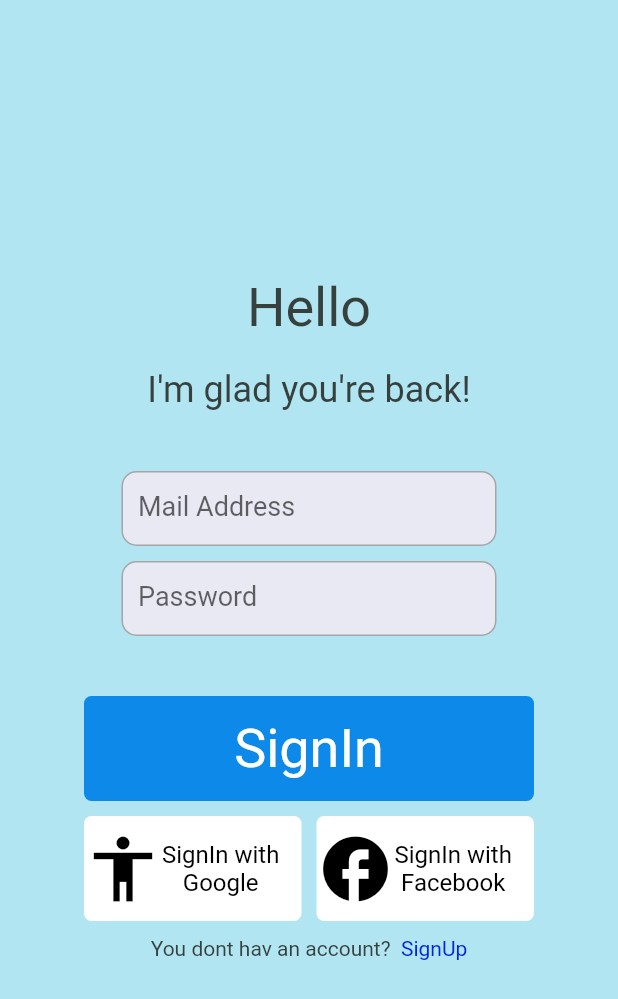
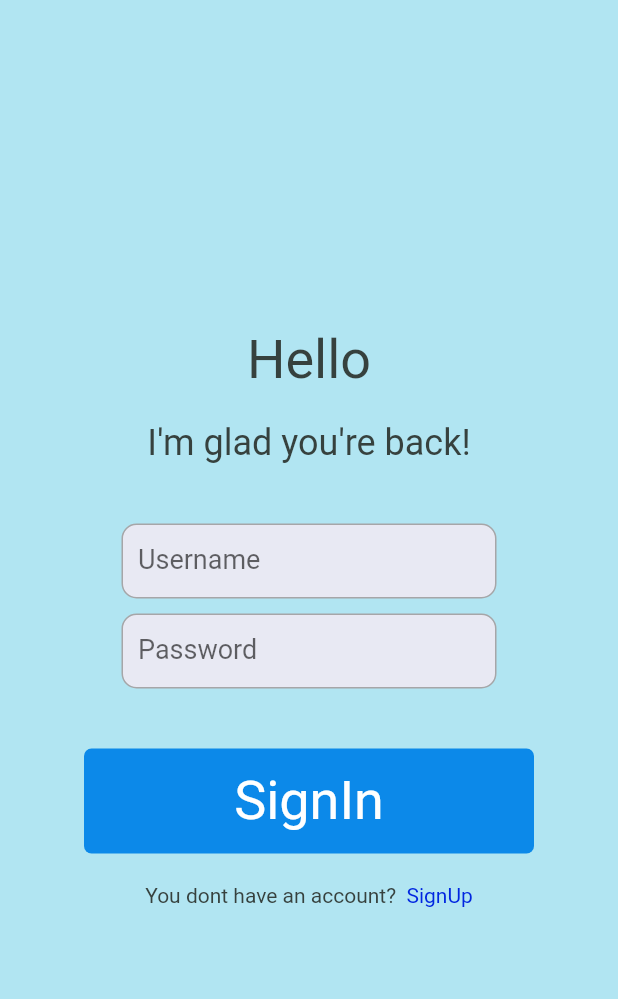
Before and after one commit to jotalevi/StickLib_mobile, a Flutter app: the screen it shows after launch, after a tap on "Already have an account?", on a phone screen of 412 x 824 dp. Shown: the top 999 px of the screen. Run offline on Flutter 3.47's test engine with Material 2 defaults, Android fonts, the phone set to English and light mode, and no system bars; statements that could not run were skipped.

Commit message:
fixing stuff

```diff
--- a/lib/classes/sessions.dart
+++ b/lib/classes/sessions.dart
@@ -1,5 +1,11 @@
 class Sessions {
   static bool darkMode = false;
+
+  static String mail = "";
+  static String pass = "";
+  static String acts = "";
+  static String user = "";
+
   static void load() {}
   static bool hasAccount() {
     return false;
--- a/lib/main.dart
+++ b/lib/main.dart
@@ -17,6 +17,7 @@ void main() {
       '/profile': (context) => const SlProfilePage(),
       '/creator': (context) => const SlCreatorPage(),
       '/pack': (context) => const SlPackPage(),
+      '/loadLogin': (context) => const SlLoadingLoginPage(),
     },
   ));
 }
--- a/lib/widgets/sl_session_create.dart
+++ b/lib/widgets/sl_session_create.dart
@@ -1,6 +1,7 @@
 import 'package:flutter/material.dart';
 import 'package:flutter/widgets.dart';
 import 'package:stick_lib/classes/constants.dart';
+import 'package:stick_lib/classes/sessions.dart';
 
 class SlSessionCreateWidget extends StatefulWidget {
   const SlSessionCreateWidget({
@@ -14,6 +15,19 @@ class SlSessionCreateWidget extends StatefulWidget {
 }
 
 class _SlSessionCreateWidgetState extends State<SlSessionCreateWidget> {
+  final TextEditingController nameController = TextEditingController();
+  final TextEditingController mailController = TextEditingController();
+  final TextEditingController passController = TextEditingController();
+
+  Future<void> attemptCreateUser() async {
+    Sessions.user = nameController.text;
+    Sessions.mail = mailController.text;
+    Sessions.pass = passController.text;
+    Sessions.acts = 'create';
+
+    Navigator.pushNamed(context, '/loadLogin');
+  }
+
   @override
   Widget build(BuildContext context) {
     return Center(
@@ -66,6 +80,7 @@ class _SlSessionCreateWidgetState extends State<SlSessionCreateWidget> {
                 right: 10,
               ),
               child: TextField(
+                controller: nameController,
                 cursorColor: ColorsLight.PRIMARY,
                 style: const TextStyle(
                   color: ColorsLight.PRIMARY,
@@ -73,7 +88,7 @@ class _SlSessionCreateWidgetState extends State<SlSessionCreateWidget> {
                   fontWeight: FontWeight.w400,
                 ),
                 decoration: InputDecoration(
-                    labelText: "Name",
+                    labelText: "Username",
                     border: InputBorder.none,
                     errorBorder: InputBorder.none,
                     enabledBorder: InputBorder.none,
@@ -111,6 +126,7 @@ class _SlSessionCreateWidgetState extends State<SlSessionCreateWidget> {
                 right: 10,
               ),
               child: TextField(
+                controller: mailController,
                 cursorColor: ColorsLight.PRIMARY,
                 style: const TextStyle(
                   color: ColorsLight.PRIMARY,
@@ -156,12 +172,15 @@ class _SlSessionCreateWidgetState extends State<SlSessionCreateWidget> {
                 right: 10,
               ),
               child: TextField(
+                controller: passController,
                 cursorColor: ColorsLight.PRIMARY,
                 style: const TextStyle(
                   color: ColorsLight.PRIMARY,
                   fontSize: 18,
                   fontWeight: FontWeight.w400,
                 ),
+                obscureText: true,
+                obscuringCharacter: '•',
                 decoration: InputDecoration(
                     labelText: "Password",
                     border: InputBorder.none,
@@ -207,6 +226,8 @@ class _SlSessionCreateWidgetState extends State<SlSessionCreateWidget> {
                   fontSize: 18,
                   fontWeight: FontWeight.w400,
                 ),
+                obscureText: true,
+                obscuringCharacter: '•',
                 decoration: InputDecoration(
                     labelText: "Confirm Password",
                     border: InputBorder.none,
@@ -235,6 +256,10 @@ class _SlSessionCreateWidgetState extends State<SlSessionCreateWidget> {
                 5,
               ),
             ),
+            child: InkWell(
+              onTap: () {
+                attemptCreateUser();
+              },
               child: const Center(
                 child: Text(
                   'SignUp',
@@ -246,12 +271,13 @@ class _SlSessionCreateWidgetState extends State<SlSessionCreateWidget> {
                 ),
               ),
             ),
+          ),
           const Padding(
             padding: EdgeInsets.only(
               top: 10,
             ),
           ),
-          SizedBox(
+          /*SizedBox(
             width: 300,
             child: Row(
               mainAxisAlignment: MainAxisAlignment.center,
@@ -319,7 +345,7 @@ class _SlSessionCreateWidgetState extends State<SlSessionCreateWidget> {
                 ),
               ],
             ),
-          ),
+          ),*/
           const Padding(
             padding: EdgeInsets.only(
               top: 10,
--- a/lib/widgets/sl_session_enter.dart
+++ b/lib/widgets/sl_session_enter.dart
@@ -1,6 +1,7 @@
 import 'package:flutter/material.dart';
 import 'package:flutter/widgets.dart';
 import 'package:stick_lib/classes/constants.dart';
+import 'package:stick_lib/classes/sessions.dart';
 
 class SlSessionEnterWidget extends StatefulWidget {
   const SlSessionEnterWidget({
@@ -14,6 +15,17 @@ class SlSessionEnterWidget extends StatefulWidget {
 }
 
 class _SlSessionEnterWidgetState extends State<SlSessionEnterWidget> {
+  final TextEditingController userController = TextEditingController();
+  final TextEditingController passController = TextEditingController();
+
+  Future<void> attemptCreateUser() async {
+    Sessions.mail = userController.text;
+    Sessions.pass = passController.text;
+    Sessions.acts = 'enter';
+
+    Navigator.pushNamed(context, '/loadLogin');
+  }
+
   @override
   Widget build(BuildContext context) {
     return Center(
@@ -67,6 +79,7 @@ class _SlSessionEnterWidgetState extends State<SlSessionEnterWidget> {
                 right: 10,
               ),
               child: TextField(
+                controller: userController,
                 cursorColor: ColorsLight.PRIMARY,
                 style: const TextStyle(
                   color: ColorsLight.PRIMARY,
@@ -74,7 +87,7 @@ class _SlSessionEnterWidgetState extends State<SlSessionEnterWidget> {
                   fontWeight: FontWeight.w400,
                 ),
                 decoration: InputDecoration(
-                    labelText: "Mail Address",
+                    labelText: "Username",
                     border: InputBorder.none,
                     errorBorder: InputBorder.none,
                     enabledBorder: InputBorder.none,
@@ -112,12 +125,15 @@ class _SlSessionEnterWidgetState extends State<SlSessionEnterWidget> {
                 right: 10,
               ),
               child: TextField(
+                controller: passController,
                 cursorColor: ColorsLight.PRIMARY,
                 style: const TextStyle(
                   color: ColorsLight.PRIMARY,
                   fontSize: 18,
                   fontWeight: FontWeight.w400,
                 ),
+                obscureText: true,
+                obscuringCharacter: '•',
                 decoration: InputDecoration(
                     labelText: "Password",
                     border: InputBorder.none,
@@ -162,7 +178,7 @@ class _SlSessionEnterWidgetState extends State<SlSessionEnterWidget> {
               top: 10,
             ),
           ),
-          SizedBox(
+          /*SizedBox(
             width: 300,
             child: Row(
               mainAxisAlignment: MainAxisAlignment.center,
@@ -230,7 +246,7 @@ class _SlSessionEnterWidgetState extends State<SlSessionEnterWidget> {
                 ),
               ],
             ),
-          ),
+          ),*/
           const Padding(
             padding: EdgeInsets.only(
               top: 10,
@@ -244,7 +260,7 @@ class _SlSessionEnterWidgetState extends State<SlSessionEnterWidget> {
               mainAxisAlignment: MainAxisAlignment.center,
               children: const [
                 Text(
-                  "You dont hav an account? ",
+                  "You dont have an account? ",
                   style: TextStyle(
                     color: ColorsLight.PRIMARY,
                   ),
```
Also changed, not shown: lib/pages/sl_loading_login_page.dart (added, +15 -0 lines), 10 other files. Lines whose indentation alone changed are shown as unchanged.
